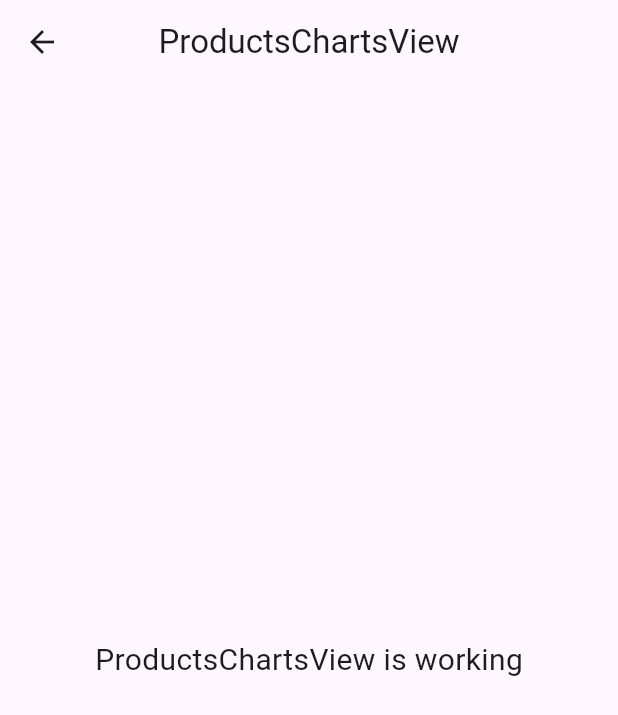
After one commit to okedane/git_cli_, a Flutter app: the ProductsChartsView screen opened directly, on a phone screen of 412 x 824 dp. The commit adds this screen. Shown: the top 715 px of the screen. Run offline on Flutter 3.47's test engine with Material 3 defaults, Android fonts, the phone set to English and light mode, and no system bars; our stand-ins replace get.

Commit message:
create view, controller + install package

```diff
--- /dev/null
+++ b/praktek1_project/lib/app/modules/add_biodata/views/products_charts_view.dart
@@ -0,0 +1,22 @@
+import 'package:flutter/material.dart';
+
+import 'package:get/get.dart';
+
+class ProductsChartsView extends GetView {
+  const ProductsChartsView({super.key});
+  @override
+  Widget build(BuildContext context) {
+    return Scaffold(
+      appBar: AppBar(
+        title: const Text('ProductsChartsView'),
+        centerTitle: true,
+      ),
+      body: const Center(
+        child: Text(
+          'ProductsChartsView is working',
+          style: TextStyle(fontSize: 20),
+        ),
+      ),
+    );
+  }
+}
--- a/praktek1_project/lib/app/modules/biodata/bindings/biodata_binding.dart
+++ b/praktek1_project/lib/app/modules/biodata/bindings/biodata_binding.dart
@@ -1,10 +1,15 @@
 import 'package:get/get.dart';
+
+import 'package:praktek1_project/app/modules/add_biodata/controllers/test_controller.dart';
 
 import '../controllers/biodata_controller.dart';
 
 class BiodataBinding extends Bindings {
   @override
   void dependencies() {
+    Get.lazyPut<TestController>(
+      () => TestController(),
+    );
     Get.lazyPut<BiodataController>(
       () => BiodataController(),
     );
--- a/praktek1_project/pubspec.yaml
+++ b/praktek1_project/pubspec.yaml
@@ -36,6 +36,7 @@ dependencies:
   # Use with the CupertinoIcons class for iOS style icons.
   cupertino_icons: ^1.0.8
   get: ^4.6.6
+  http: ^1.2.2
 
 dev_dependencies:
   flutter_test:
```
Also changed, not shown: praktek1_project/lib/app/modules/add_biodata/controllers/test_controller.dart (added, +23 -0 lines), praktek1_project/lib/app/modules/add_biodata/views/biodata_data_view.dart (added, +16 -0 lines), praktek1_project/lib/app/modules/add_biodata/views/products_logo_view.dart (added, +22 -0 lines), praktek1_project/lib/app/modules/add_biodata/views/spann_view.dart (added, +22 -0 lines), praktek1_project/lib/app/modules/biodata/views/biodata_view.dart (+8 -6 lines), praktek1_project/pubspec.lock.
